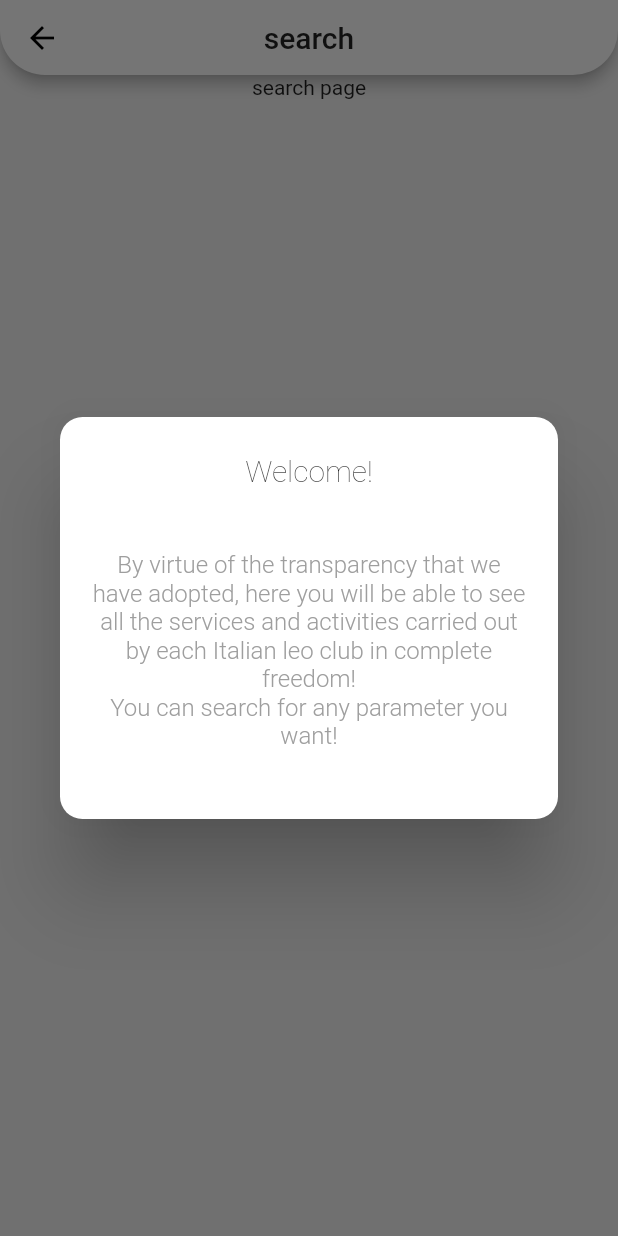
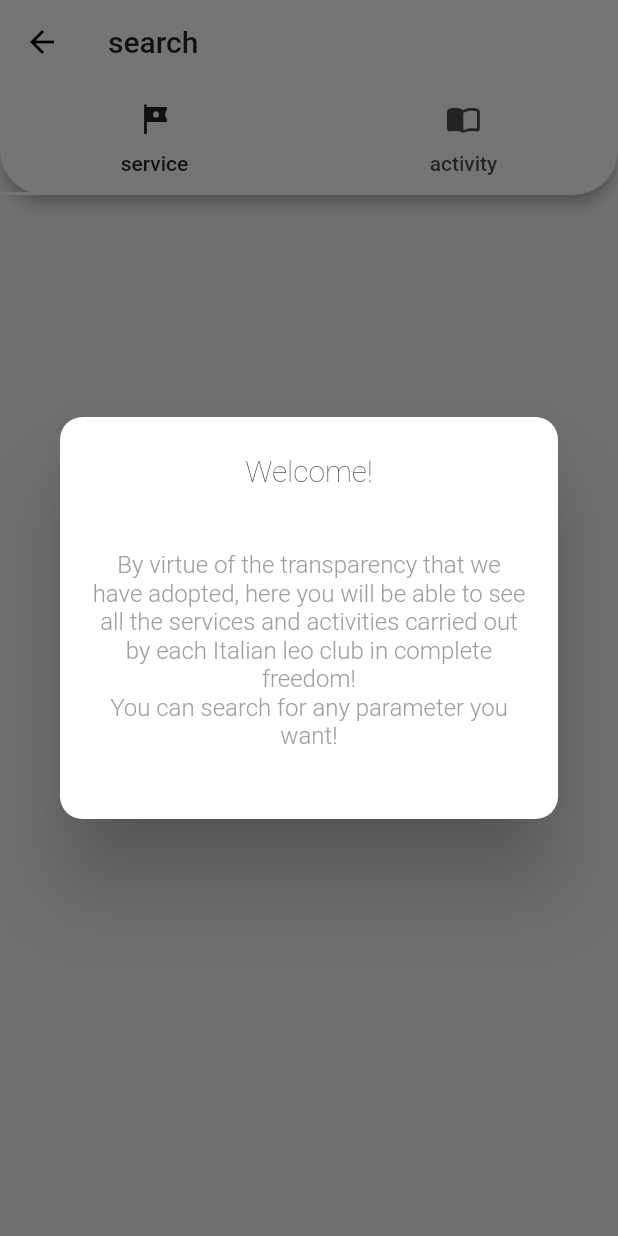
Before and after one commit to leoclubitalia/piattaforma-rendicontazione-client, a Flutter app: the screen it shows after launch, after a tap on "guest", on a phone screen of 412 x 824 dp. Run offline on Flutter 3.47's test engine with Material 2 defaults, Android fonts, the phone set to English and light mode, and no system bars.

Commit message:
improved state management and added tabs to search page

```diff
--- /dev/null
+++ b/lib/UI/aspects/UIConstants.dart
@@ -0,0 +1,11 @@
+import 'package:flutter/material.dart';
+
+
+class UIConstants {
+  static final Icon ICON_ACTIVITY = Icon(Icons.import_contacts_rounded);
+  static final Icon ICON_SERVICE = Icon(Icons.tour_rounded);
+
+
+
+
+}
--- a/lib/UI/pages/Search.dart
+++ b/lib/UI/pages/Search.dart
@@ -1,9 +1,10 @@
+import 'package:RendicontationPlatformLeo_Client/UI/aspects/UIConstants.dart';
 import 'package:RendicontationPlatformLeo_Client/UI/behaviors/AppLocalizations.dart';
 import 'package:RendicontationPlatformLeo_Client/UI/behaviors/GlobalState.dart';
-import 'package:RendicontationPlatformLeo_Client/UI/widgets/RoundedAppBar.dart';
 import 'package:RendicontationPlatformLeo_Client/UI/widgets/RoundedDialog.dart';
 import 'package:RendicontationPlatformLeo_Client/model/ModelFacade.dart';
 import 'package:RendicontationPlatformLeo_Client/model/objects/Club.dart';
+import 'package:RendicontationPlatformLeo_Client/model/support/Constants.dart';
 import 'package:flutter/cupertino.dart';
 import 'package:flutter/material.dart';
 
@@ -28,7 +29,7 @@ class _Search extends GlobalState<Search> {
 
   @override
   void refreshState() {
-    club = ModelFacade.sharedInstance.appState.getClub();
+    club = ModelFacade.sharedInstance.appState.getValue(Constants.STATE_CLUB);
   }
 
   @override
@@ -36,14 +37,27 @@ class _Search extends GlobalState<Search> {
     if ( isGuest ) {
       Future.delayed(Duration.zero, () => showAlert(context));
     }
-    return Scaffold(
-      appBar: RoundedAppBar(
-        title: AppLocalizations.of(context).translate("search"),
-      ),
-      body: Center(
-        child: Column(
+    return DefaultTabController(
+      length: 2,
+      child: Scaffold(
+        appBar: AppBar(
+          shape: RoundedRectangleBorder(
+            borderRadius: BorderRadius.vertical(
+              bottom: Radius.circular(30),
+            ),
+          ),
+          title: Text(AppLocalizations.of(context).translate("search")),
+          bottom: TabBar(
+            tabs: [
+              Tab(text: AppLocalizations.of(context).translate("service"), icon: UIConstants.ICON_SERVICE),
+              Tab(text: AppLocalizations.of(context).translate("activity"), icon: UIConstants.ICON_ACTIVITY),
+            ],
+          ),
+        ),
+        body: TabBarView(
           children: [
-            Text("search page") //TODO
+            Center(child: Text('DOGS')),
+            Center(child: Text('CATS')),
           ],
         ),
       ),
--- a/lib/UI/widgets/RoundedAppBar.dart
+++ b/lib/UI/widgets/RoundedAppBar.dart
@@ -5,15 +5,17 @@ class RoundedAppBar extends StatelessWidget with PreferredSizeWidget {
   @override
   final Size preferredSize;
   final String title;
+  final Widget bottom;
 
 
-  RoundedAppBar({Key key, this.title}) : preferredSize = Size.fromHeight(50.0), super(key: key);
+  RoundedAppBar({Key key, this.title, this.bottom}) : preferredSize = Size.fromHeight(50.0), super(key: key);
 
   @override
   Widget build(BuildContext context) {
     return AppBar(
       title: Text(title),
       centerTitle: true,
+      bottom: bottom,
       shape: RoundedRectangleBorder(
         borderRadius: BorderRadius.vertical(
           bottom: Radius.circular(30),
--- a/lib/model/ModelFacade.dart
+++ b/lib/model/ModelFacade.dart
@@ -19,7 +19,7 @@ class ModelFacade {
     club.quantityServices = quantityServices;
     Quantity quantityActivities = await _restManager.makeQuantityRequest(Constants.REQUEST_CLUB_QUANTITY_ACTIVITIES, club.id);
     club.quantityActivities = quantityActivities;
-    appState.setClub(club);
+    appState.addValue(Constants.STATE_CLUB, club);
   }
 
 
--- a/lib/model/managers/StateManager.dart
+++ b/lib/model/managers/StateManager.dart
@@ -1,18 +1,22 @@
 import 'package:RendicontationPlatformLeo_Client/model/GlobalStateManager.dart';
-import 'package:RendicontationPlatformLeo_Client/model/objects/Club.dart';
 
 
 class StateManager extends GlobalStateManager {
-  Club _club;
+  Map<String, dynamic> _statesContainer = new Map();
 
 
-  void setClub(Club club) {
-    _club = club;
+  void addValue(String key, dynamic value) {
+    _statesContainer[key] = value;
     refreshStates();
   }
 
-  Club getClub() {
-    return _club;
+  dynamic getValue(String key) {
+    return _statesContainer[key];
+  }
+
+  void resetState() {
+    _statesContainer = new Map();
+    refreshStates();
   }
 
 
--- a/lib/model/support/Constants.dart
+++ b/lib/model/support/Constants.dart
@@ -8,4 +8,8 @@ class Constants {
   static final String REQUEST_CLUB_QUANTITY_ACTIVITIES = "/club/quantity_activities_made";
 
 
+  static final String STATE_CLUB = "club";
+
+
+
 }
--- a/localizable/en.json
+++ b/localizable/en.json
@@ -14,5 +14,7 @@
   "password": "password",
   "log_in": "log in",
   "description_search_for_guest": "By virtue of the transparency that we have adopted, here you will be able to see all the services and activities carried out by each Italian leo club in complete freedom!\nYou can search for any parameter you want!",
-  "search": "search"
+  "search": "search",
+  "service": "service",
+  "activity": "activity"
 }
--- a/localizable/it.json
+++ b/localizable/it.json
@@ -13,5 +13,7 @@
   "password": "password",
   "log_in": "entra",
   "description_search_for_guest": "In virtù della trasparenza che abbiano voluto adottare qui potrai vedere tutte i service e le attività svolte da ogni leo club italiano in completa libertà!\nÈ possibile fare le ricerche per qualsiasi parametro tu voglia!",
-  "search": "cerca"
+  "search": "cerca",
+  "service": "service",
+  "activity": "attività"
 }
```
